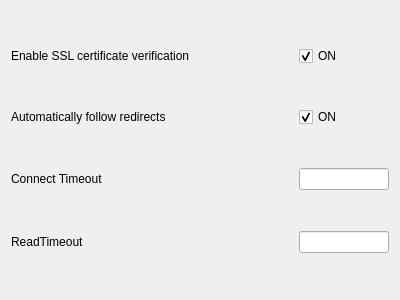
weijiang1994/iPost, file ui/component/request_set_view.ui: the form before one commit.
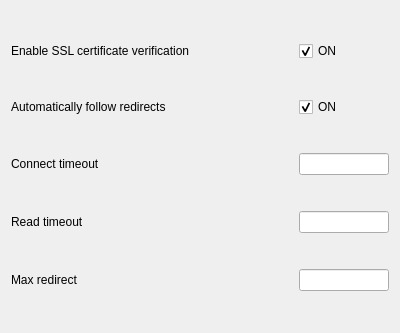
The form after the commit.

Commit message: modify: 优化request set

Diff of the .ui file:
```diff
--- a/ui/component/request_set_view.ui
+++ b/ui/component/request_set_view.ui
@@ -7,14 +7,14 @@
     <x>0</x>
     <y>0</y>
     <width>400</width>
-    <height>300</height>
+    <height>333</height>
    </rect>
   </property>
   <property name="windowTitle">
    <string>Form</string>
   </property>
-  <layout class="QVBoxLayout" name="verticalLayout">
-   <item>
+  <layout class="QGridLayout" name="gridLayout">
+   <item row="0" column="0">
     <layout class="QHBoxLayout" name="horizontalLayout" stretch="10,0">
      <item>
       <widget class="QLabel" name="label">
@@ -41,7 +41,7 @@
      </item>
     </layout>
    </item>
-   <item>
+   <item row="1" column="0">
     <layout class="QHBoxLayout" name="horizontalLayout_5" stretch="10,0">
      <item>
       <widget class="QLabel" name="label_5">
@@ -68,12 +68,12 @@
      </item>
     </layout>
    </item>
-   <item>
+   <item row="2" column="0">
     <layout class="QHBoxLayout" name="horizontalLayout_3" stretch="10,1">
      <item>
       <widget class="QLabel" name="label_3">
        <property name="text">
-        <string>Connect Timeout</string>
+        <string>Connect timeout</string>
        </property>
       </widget>
      </item>
@@ -92,12 +92,12 @@
      </item>
     </layout>
    </item>
-   <item>
+   <item row="3" column="0">
     <layout class="QHBoxLayout" name="horizontalLayout_4" stretch="10,1">
      <item>
       <widget class="QLabel" name="label_4">
        <property name="text">
-        <string>ReadTimeout</string>
+        <string>Read timeout</string>
        </property>
       </widget>
      </item>
@@ -116,6 +116,30 @@
      </item>
     </layout>
    </item>
+   <item row="4" column="0">
+    <layout class="QHBoxLayout" name="horizontalLayout_6" stretch="10,1">
+     <item>
+      <widget class="QLabel" name="label_6">
+       <property name="text">
+        <string>Max redirect</string>
+       </property>
+      </widget>
+     </item>
+     <item>
+      <widget class="QLineEdit" name="max_redirect_lineEdit">
+       <property name="minimumSize">
+        <size>
+         <width>90</width>
+         <height>0</height>
+        </size>
+       </property>
+       <property name="alignment">
+        <set>Qt::AlignLeading|Qt::AlignLeft|Qt::AlignVCenter</set>
+       </property>
+      </widget>
+     </item>
+    </layout>
+   </item>
   </layout>
  </widget>
  <resources/>
```
The commit also changes 2 other files.
